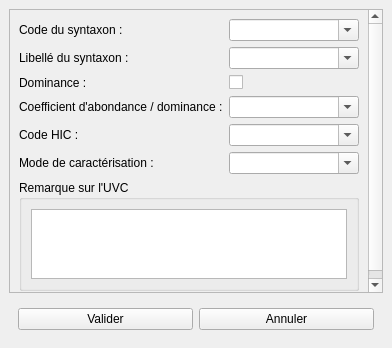
This is src/ui/form_syntaxon.ui in IGNF/saisie_carhab as Qt 5 draws it before an edit. The edited form follows.
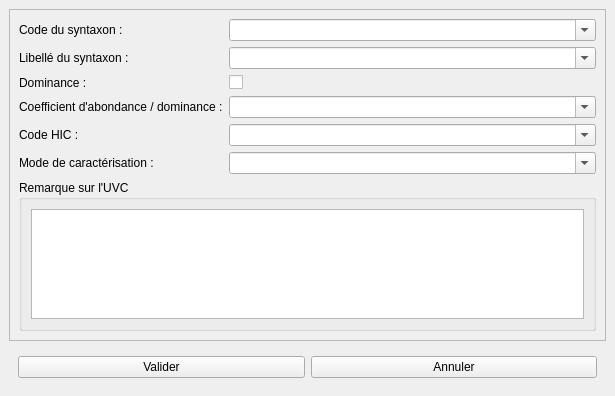
This is the edited form.

Diff of the .ui file:
```diff
--- a/src/ui/form_syntaxon.ui
+++ b/src/ui/form_syntaxon.ui
@@ -6,8 +6,8 @@
    <rect>
     <x>0</x>
     <y>0</y>
-    <width>392</width>
-    <height>348</height>
+    <width>615</width>
+    <height>396</height>
    </rect>
   </property>
   <property name="windowTitle">
@@ -25,8 +25,8 @@
         <rect>
          <x>0</x>
          <y>0</y>
-         <width>355</width>
-         <height>277</height>
+         <width>595</width>
+         <height>307</height>
         </rect>
        </property>
        <layout class="QFormLayout" name="formLayout">
```
Left out of the diff: 28 changed lines with no effect on the pictures.
